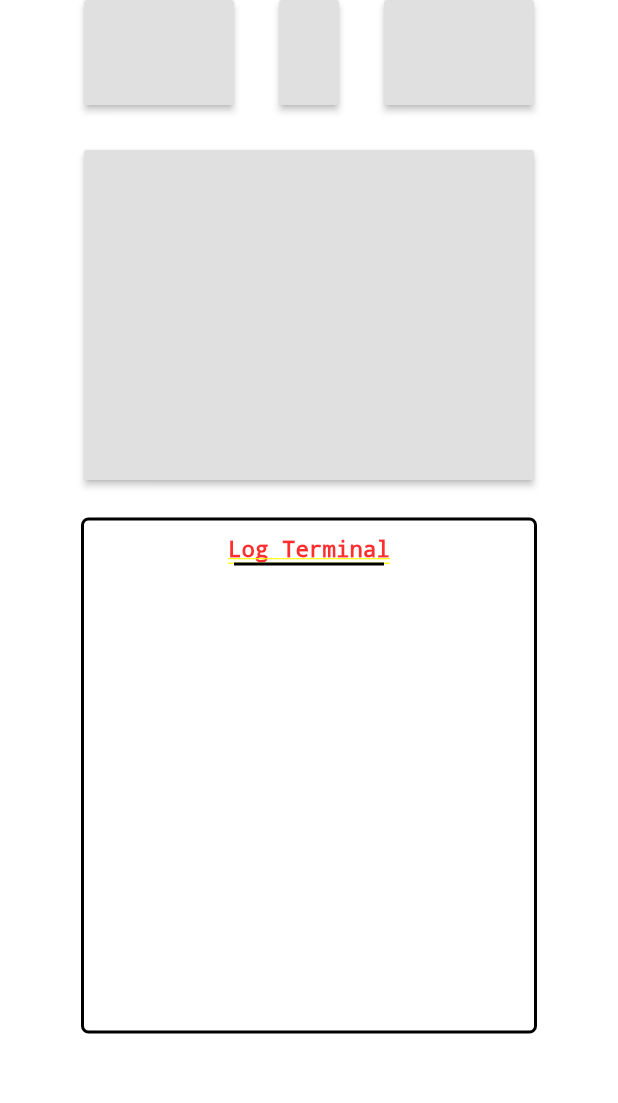
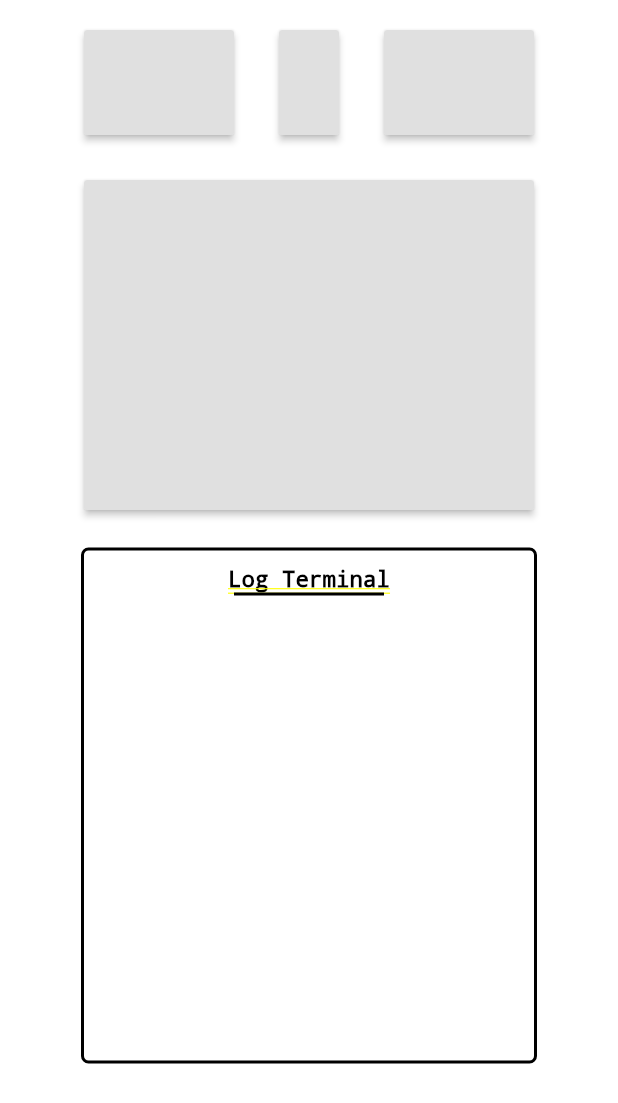
Before and after one commit to Hitbee-dev/wireless_mouse_client, a Flutter app: the TouchPadPage screen opened by its route, on a phone screen of 412 x 824 dp. Shown: the top 1103 px of the screen. Run offline on Flutter 3.47's test engine with Material 2 defaults, Android fonts, the phone set to English and light mode, and no system bars; our stand-ins replace flutter_blue, get.

Commit message:
code Modify / TouchPadPage: LogTerminal Bug, BlueToothPage: Bug modification required

```diff
--- a/lib/pages/touchpad_page.dart
+++ b/lib/pages/touchpad_page.dart
@@ -14,43 +14,20 @@ class _TouchPadPageState extends State<TouchPadPage> {
   @override
   Widget build(BuildContext context) {
     return AnnotatedRegion<SystemUiOverlayStyle>(
-      value: SystemUiOverlayStyle.dark
+      value: SystemUiOverlayStyle.light
           .copyWith(statusBarColor: Theme.of(context).primaryColor),
+      child: SafeArea(
         child: Container(
+          padding: EdgeInsets.only(top: 20),
           color: Colors.white,
           child: Column(
             children: [
               Row(
                 mainAxisAlignment: MainAxisAlignment.center,
                 children: [
-                Container(
-                  width: 100,
-                  height: 70,
-                  child: RaisedButton(onPressed: () {
-                    setState(() {
-                      MouseClickEvent += "leftClick\n";
-                    });
-                  }),
-                ),
-                Container(
-                  padding: EdgeInsets.symmetric(horizontal: 30),
-                  width: 100,
-                  height: 70,
-                  child: RaisedButton(onPressed: () {
-                    setState(() {
-                      MouseClickEvent += "while\n";
-                    });
-                  }),
-                ),
-                Container(
-                  width: 100,
-                  height: 70,
-                  child: RaisedButton(onPressed: () {
-                    setState(() {
-                      MouseClickEvent += "rightClick\n";
-                    });
-                  }),
-                ),
+                  _MouseEvent(0, "leftClick\n"),
+                  _MouseEvent(30, "while\n"),
+                  _MouseEvent(0, "rightClick\n"),
                 ],
               ),
               Container(
@@ -67,6 +44,20 @@ class _TouchPadPageState extends State<TouchPadPage> {
             ],
           ),
         ),
+      ),
+    );
+  }
+
+  Widget _MouseEvent(double padding, String eventLog) {
+    return Container(
+      padding: EdgeInsets.symmetric(horizontal: padding),
+      width: 100,
+      height: 70,
+      child: RaisedButton(onPressed: () {
+        setState(() {
+          MouseClickEvent += eventLog;
+        });
+      }),
     );
   }
 
@@ -76,7 +67,8 @@ class _TouchPadPageState extends State<TouchPadPage> {
       child: Container(
         decoration: BoxDecoration(
           border: Border.all(color: Colors.black, width: 2),
-            borderRadius: BorderRadius.all(Radius.circular(5))),
+          borderRadius: BorderRadius.all(Radius.circular(5)),
+        ),
         child: Column(children: [
           Container(
             alignment: Alignment.center,
@@ -84,8 +76,12 @@ class _TouchPadPageState extends State<TouchPadPage> {
             width: 300,
             child: Text(
               "Log Terminal",
-                style: TextStyle(fontWeight: FontWeight.bold, fontSize: 15),
-              )),
+              style: TextStyle(
+                  color: Colors.black,
+                  fontWeight: FontWeight.bold,
+                  fontSize: 15),
+            ),
+          ),
           Container(
             width: 100,
             margin: EdgeInsets.only(bottom: 10),
@@ -99,8 +95,8 @@ class _TouchPadPageState extends State<TouchPadPage> {
             child: SingleChildScrollView(
               child: Padding(
                 padding: EdgeInsets.only(left: 10),
-                child:
-                    Text("${MouseClickEvent}", style: TextStyle(fontSize: 15)),
+                child: Text("${MouseClickEvent}",
+                    style: TextStyle(color: Colors.black, fontSize: 15)),
               ),
             ),
           )
```
Also changed, not shown: lib/pages/bluetooth_page.dart (+9 -7 lines). Lines whose indentation alone changed are shown as unchanged.
